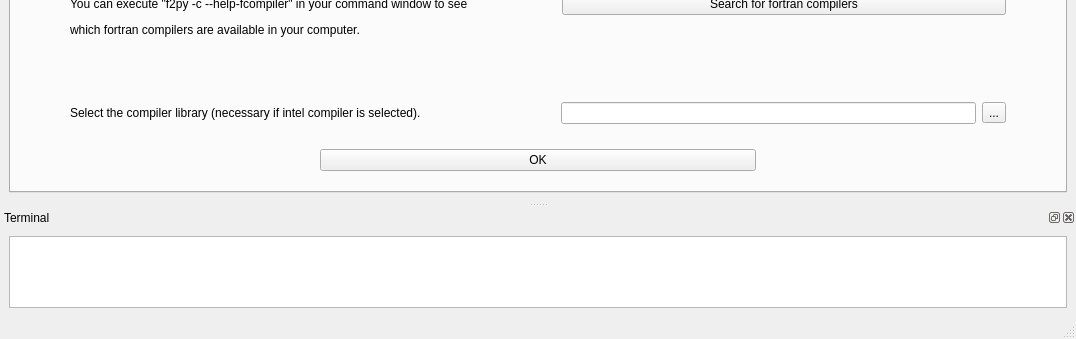
This is fparser_GUI/GUI.ui in mramagu/Fortran-to-Python-Wrapper as Qt 5 draws it before an edit; both pictures show x 0 to 1076 and y 443 to 782 of the 1076 by 782 pixel window. The edited form follows.
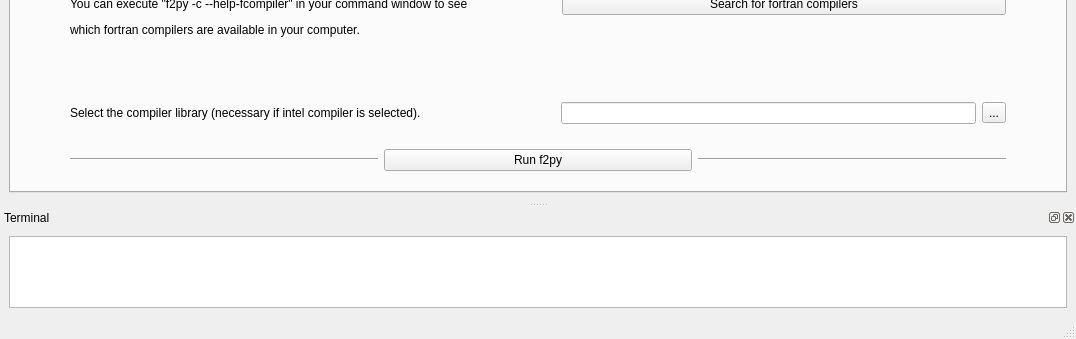
This is the edited form. The open tabs and pages were chosen to show the change.

```diff
--- a/fparser_GUI/GUI.ui
+++ b/fparser_GUI/GUI.ui
@@ -684,21 +684,35 @@
         <item>
          <layout class="QHBoxLayout" name="horizontalLayout_7">
           <property name="leftMargin">
-           <number>300</number>
+           <number>50</number>
           </property>
           <property name="rightMargin">
-           <number>300</number>
+           <number>50</number>
           </property>
+          <item>
+           <widget class="Line" name="line_3">
+            <property name="orientation">
+             <enum>Qt::Horizontal</enum>
+            </property>
+           </widget>
+          </item>
           <item>
            <widget class="QPushButton" name="pushButton_makeOK">
             <property name="text">
-             <string>OK</string>
+             <string>Run f2py</string>
             </property>
             <property name="default">
              <bool>false</bool>
             </property>
            </widget>
           </item>
+          <item>
+           <widget class="Line" name="line_4">
+            <property name="orientation">
+             <enum>Qt::Horizontal</enum>
+            </property>
+           </widget>
+          </item>
          </layout>
         </item>
        </layout>
```
Left out of the diff: 2 changed lines with no effect on the pictures.
